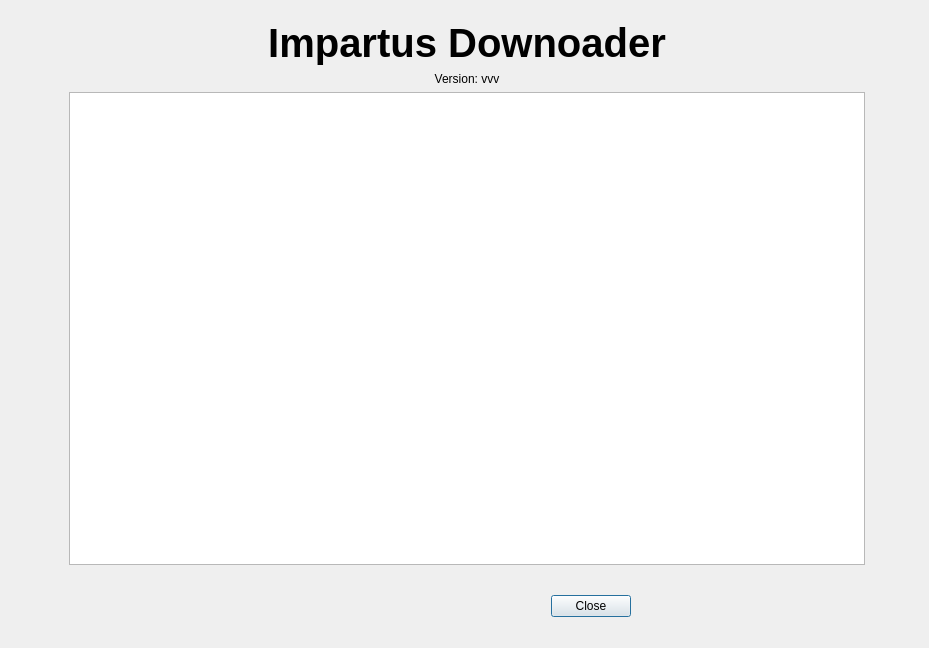
First picture: the form in ui/about.ui, repository paljsingh/impartus-downloader, before the edit.
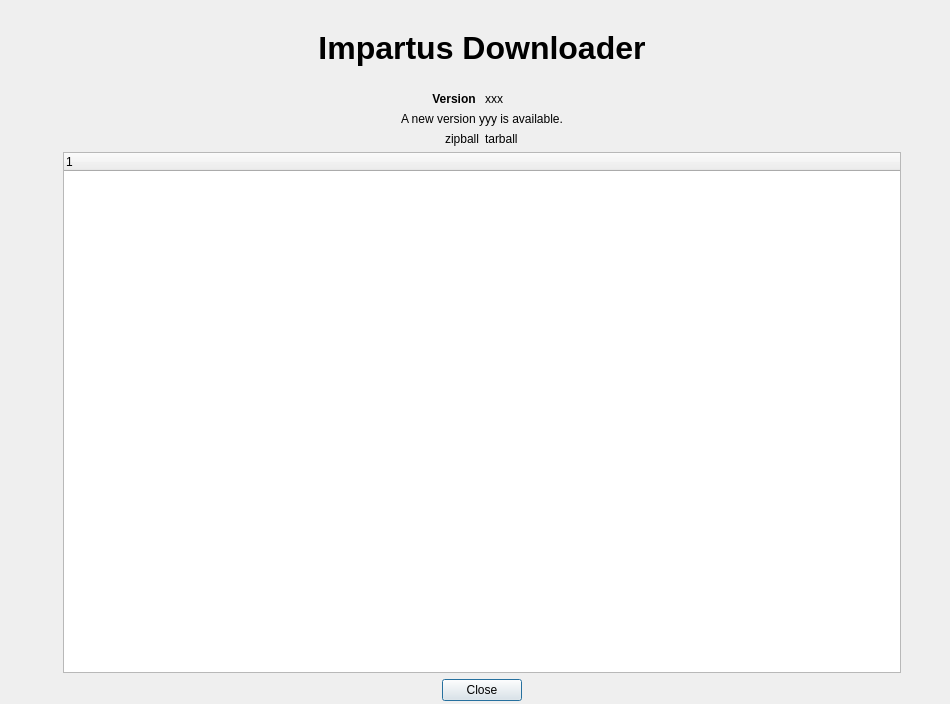
Second picture: the form after the edit. Icons and pictures are not drawn.

Commit message: refactored data class into multiple classes to avoid any circular import issues

Diff of the .ui file:
```diff
--- a/ui/about.ui
+++ b/ui/about.ui
@@ -6,44 +6,52 @@
    <rect>
     <x>0</x>
     <y>0</y>
-    <width>929</width>
-    <height>648</height>
+    <width>950</width>
+    <height>704</height>
    </rect>
   </property>
+  <property name="minimumSize">
+   <size>
+    <width>950</width>
+    <height>704</height>
+   </size>
+  </property>
+  <property name="maximumSize">
+   <size>
+    <width>950</width>
+    <height>704</height>
+   </size>
+  </property>
   <property name="windowTitle">
    <string>Dialog</string>
   </property>
-  <widget class="QDialogButtonBox" name="buttonBox">
-   <property name="geometry">
-    <rect>
-     <x>320</x>
-     <y>590</y>
-     <width>541</width>
-     <height>32</height>
-    </rect>
-   </property>
-   <property name="orientation">
-    <enum>Qt::Horizontal</enum>
-   </property>
-   <property name="standardButtons">
-    <set>QDialogButtonBox::Close</set>
-   </property>
-   <property name="centerButtons">
-    <bool>true</bool>
-   </property>
-  </widget>
-  <widget class="QWidget" name="">
+  <widget class="QWidget" name="layoutWidget">
    <property name="geometry">
     <rect>
      <x>50</x>
-     <y>20</y>
-     <width>821</width>
-     <height>551</height>
+     <y>30</y>
+     <width>851</width>
+     <height>671</height>
     </rect>
    </property>
    <layout class="QGridLayout" name="gridLayout">
-    <item row="0" column="0" rowspan="4">
-     <widget class="QLabel" name="label">
+    <item row="5" column="1">
+     <widget class="QTreeWidget" name="release_notes_treeview">
+      <column>
+       <property name="text">
+        <string notr="true">1</string>
+       </property>
+      </column>
+     </widget>
+    </item>
+    <item row="5" column="0">
+     <widget class="QLabel" name="label_3">
+      <property name="maximumSize">
+       <size>
+        <width>100</width>
+        <height>120</height>
+       </size>
+      </property>
       <property name="text">
        <string/>
       </property>
@@ -51,92 +59,117 @@
        <pixmap>../images/logo.png</pixmap>
       </property>
       <property name="scaledContents">
-       <bool>false</bool>
+       <bool>true</bool>
+      </property>
+     </widget>
+    </item>
+    <item row="3" column="1">
+     <widget class="QLabel" name="new_version_label">
+      <property name="enabled">
+       <bool>true</bool>
+      </property>
+      <property name="text">
+       <string>A new version yyy is available.</string>
       </property>
       <property name="alignment">
        <set>Qt::AlignCenter</set>
       </property>
      </widget>
     </item>
-    <item row="0" column="1" colspan="3">
-     <widget class="QLabel" name="label_2">
+    <item row="4" column="1">
+     <layout class="QHBoxLayout" name="horizontalLayout_2">
+      <item>
+       <widget class="QLabel" name="dl_link1_label">
+        <property name="text">
+         <string>zipball</string>
+        </property>
+        <property name="alignment">
+         <set>Qt::AlignRight|Qt::AlignTrailing|Qt::AlignVCenter</set>
+        </property>
+        <property name="margin">
+         <number>0</number>
+        </property>
+       </widget>
+      </item>
+      <item>
+       <widget class="QLabel" name="dl_link2_label">
+        <property name="text">
+         <string>tarball</string>
+        </property>
+        <property name="alignment">
+         <set>Qt::AlignLeading|Qt::AlignLeft|Qt::AlignVCenter</set>
+        </property>
+       </widget>
+      </item>
+     </layout>
+    </item>
+    <item row="1" column="1">
+     <spacer name="horizontalSpacer">
+      <property name="orientation">
+       <enum>Qt::Horizontal</enum>
+      </property>
+      <property name="sizeHint" stdset="0">
+       <size>
+        <width>40</width>
+        <height>20</height>
+       </size>
+      </property>
+     </spacer>
+    </item>
+    <item row="2" column="1">
+     <layout class="QHBoxLayout" name="horizontalLayout" stretch="1,1">
+      <item>
+       <widget class="QLabel" name="label_2">
+        <property name="font">
+         <font>
+          <weight>75</weight>
+          <bold>true</bold>
+         </font>
+        </property>
+        <property name="text">
+         <string>Version </string>
+        </property>
+        <property name="alignment">
+         <set>Qt::AlignRight|Qt::AlignTrailing|Qt::AlignVCenter</set>
+        </property>
+       </widget>
+      </item>
+      <item>
+       <widget class="QLabel" name="version_label">
+        <property name="text">
+         <string>xxx</string>
+        </property>
+       </widget>
+      </item>
+     </layout>
+    </item>
+    <item row="0" column="1">
+     <widget class="QLabel" name="label">
       <property name="font">
        <font>
-        <pointsize>30</pointsize>
+        <pointsize>24</pointsize>
         <weight>75</weight>
         <bold>true</bold>
        </font>
       </property>
       <property name="text">
-       <string>Impartus Downoader</string>
-      </property>
-      <property name="textFormat">
-       <enum>Qt::MarkdownText</enum>
+       <string>Impartus Downloader</string>
       </property>
       <property name="alignment">
        <set>Qt::AlignCenter</set>
       </property>
      </widget>
     </item>
-    <item row="2" column="2">
-     <widget class="QTreeWidget" name="treeWidget">
-      <property name="frameShape">
-       <enum>QFrame::StyledPanel</enum>
+    <item row="6" column="1">
+     <widget class="QDialogButtonBox" name="buttonBox">
+      <property name="orientation">
+       <enum>Qt::Horizontal</enum>
       </property>
-      <property name="frameShadow">
-       <enum>QFrame::Sunken</enum>
+      <property name="standardButtons">
+       <set>QDialogButtonBox::Close</set>
       </property>
-      <property name="horizontalScrollBarPolicy">
-       <enum>Qt::ScrollBarAlwaysOff</enum>
-      </property>
-      <property name="showDropIndicator" stdset="0">
-       <bool>false</bool>
-      </property>
-      <property name="alternatingRowColors">
+      <property name="centerButtons">
        <bool>true</bool>
-      </property>
-      <property name="rootIsDecorated">
-       <bool>true</bool>
-      </property>
-      <property name="uniformRowHeights">
-       <bool>true</bool>
-      </property>
-      <property name="animated">
-       <bool>true</bool>
-      </property>
-      <property name="wordWrap">
-       <bool>true</bool>
-      </property>
-      <property name="columnCount">
-       <number>3</number>
-      </property>
-      <attribute name="headerVisible">
-       <bool>false</bool>
-      </attribute>
-      <column>
-       <property name="text">
-        <string notr="true">1</string>
-       </property>
-      </column>
-      <column>
-       <property name="text">
-        <string notr="true">2</string>
-       </property>
-      </column>
-      <column>
-       <property name="text">
-        <string notr="true">3</string>
-       </property>
-      </column>
-     </widget>
-    </item>
-    <item row="1" column="2">
-     <widget class="QLabel" name="label_5">
-      <property name="text">
-       <string>Version: vvv</string>
-      </property>
-      <property name="alignment">
-       <set>Qt::AlignHCenter|Qt::AlignTop</set>
       </property>
      </widget>
     </item>
```
Left out of the diff: 8 changed lines with no effect on the pictures. The commit also changes 30 other files.
